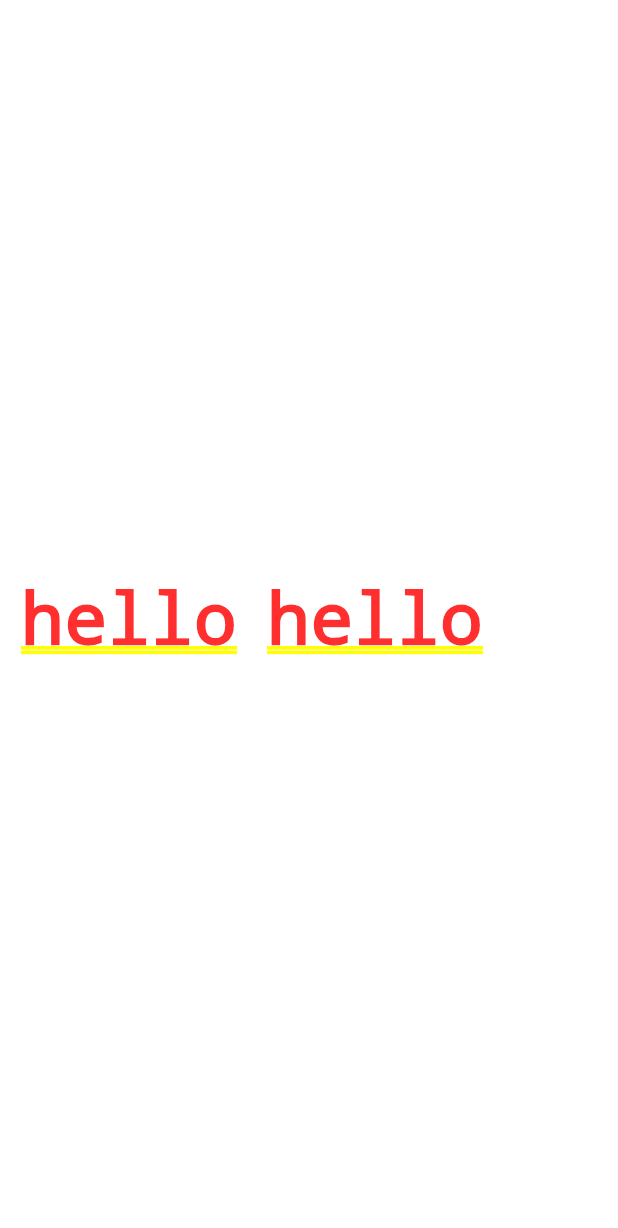
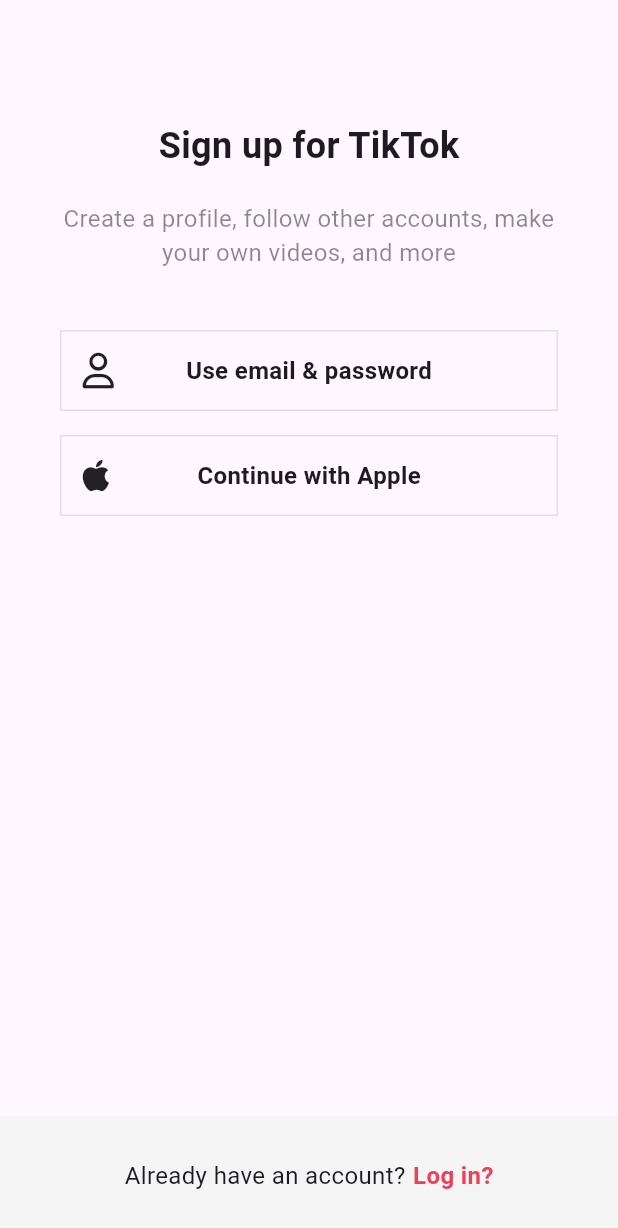
Before and after one commit to dlwls5201/tiktok_clone, a Flutter app: the screen it shows after launch, on a phone screen of 412 x 824 dp. Shown: the top 1228 px of the screen. Run offline on Flutter 3.47's test engine with Material 3 defaults, Android fonts, the phone set to English and light mode, and no system bars; our stand-ins replace font_awesome_flutter.

Commit message:
add login, sign up screen

```diff
--- /dev/null
+++ b/lib/features/authentication/sign_up_screen.dart
@@ -0,0 +1,84 @@
+import 'package:flutter/material.dart';
+import 'package:font_awesome_flutter/font_awesome_flutter.dart';
+import 'package:tiktok_clone/constants/Gaps.dart';
+import 'package:tiktok_clone/constants/sizes.dart';
+import 'package:tiktok_clone/features/authentication/login_screen.dart';
+import 'package:tiktok_clone/features/authentication/wigets/auth_button.dart';
+
+class SignUpScreen extends StatelessWidget {
+  const SignUpScreen({super.key});
+
+  void onLoginTab(BuildContext context) {
+    Navigator.of(context)
+        .push(MaterialPageRoute(builder: (context) => const LoginScreen()));
+  }
+
+  @override
+  Widget build(BuildContext context) {
+    return Scaffold(
+      body: const SafeArea(
+        child: Padding(
+          padding: EdgeInsets.symmetric(horizontal: Sizes.size40),
+          child: Column(
+            children: [
+              Gaps.v80,
+              Text(
+                style: TextStyle(
+                  fontSize: Sizes.size24,
+                  fontWeight: FontWeight.w700,
+                ),
+                "Sign up for TikTok",
+              ),
+              Gaps.v20,
+              Text(
+                style: TextStyle(
+                  fontSize: Sizes.size16,
+                  color: Colors.black45,
+                ),
+                textAlign: TextAlign.center,
+                "Create a profile, follow other accounts, make your own videos, and more",
+              ),
+              Gaps.v40,
+              AuthButton(
+                icon: FaIcon(FontAwesomeIcons.user),
+                text: "Use email & password",
+              ),
+              Gaps.v16,
+              AuthButton(
+                icon: FaIcon(FontAwesomeIcons.apple),
+                text: "Continue with Apple",
+              ),
+            ],
+          ),
+        ),
+      ),
+      bottomNavigationBar: BottomAppBar(
+        color: Colors.grey.shade100,
+        elevation: 0,
+        child: Row(
+          mainAxisAlignment: MainAxisAlignment.center,
+          children: [
+            const Text(
+              style: TextStyle(
+                fontSize: Sizes.size16,
+              ),
+              "Already have an account?",
+            ),
+            Gaps.h5,
+            GestureDetector(
+              onTap: () => onLoginTab(context),
+              child: Text(
+                style: TextStyle(
+                  color: Theme.of(context).primaryColor,
+                  fontSize: Sizes.size16,
+                  fontWeight: FontWeight.w600,
+                ),
+                "Log in?",
+              ),
+            ),
+          ],
+        ),
+      ),
+    );
+  }
+}
--- /dev/null
+++ b/lib/features/authentication/wigets/auth_button.dart
@@ -0,0 +1,46 @@
+import 'package:flutter/material.dart';
+import 'package:font_awesome_flutter/font_awesome_flutter.dart';
+import 'package:tiktok_clone/constants/sizes.dart';
+
+class AuthButton extends StatelessWidget {
+  final String text;
+  final FaIcon icon;
+
+  const AuthButton({
+    super.key,
+    required this.text,
+    required this.icon,
+  });
+
+  @override
+  Widget build(BuildContext context) {
+    return FractionallySizedBox(
+      widthFactor: 1,
+      child: Container(
+        padding: const EdgeInsets.all(Sizes.size14),
+        decoration: BoxDecoration(
+            border: Border.all(
+          color: Colors.grey.shade300,
+          width: Sizes.size1,
+        )),
+        alignment: Alignment.center,
+        child: Stack(
+          alignment: Alignment.center,
+          children: [
+            Align(
+              alignment: Alignment.centerLeft,
+              child: icon,
+            ),
+            Text(
+              style: const TextStyle(
+                fontSize: Sizes.size16,
+                fontWeight: FontWeight.w600,
+              ),
+              text,
+            )
+          ],
+        ),
+      ),
+    );
+  }
+}
--- a/lib/main.dart
+++ b/lib/main.dart
@@ -1,7 +1,6 @@
 import 'package:flutter/material.dart';
-import 'package:tiktok_clone/constants/sizes.dart';
 
-import 'constants/Gaps.dart';
+import 'features/authentication/sign_up_screen.dart';
 
 void main() {
   runApp(const TikTokApp());
@@ -10,16 +9,6 @@ void main() {
 class TikTokApp extends StatelessWidget {
   const TikTokApp({super.key});
 
-  //home: Padding(
-  //         padding: const EdgeInsets.all(Sizes.size14),
-  //         child: Container(
-  //           child: Row(children: const [
-  //             Text('hello'),
-  //             Gaps.h20,
-  //             Text('hello'),
-  //           ]),
-  //         ),
-  //       ),
   @override
   Widget build(BuildContext context) {
     return MaterialApp(
@@ -28,12 +17,7 @@ class TikTokApp extends StatelessWidget {
         primaryColor: const Color(0xFFE9435A),
         useMaterial3: true,
       ),
-      home: const Padding(
-        padding: EdgeInsets.all(Sizes.size14),
-        child: Row(
-          children: [Text("hello"), Gaps.h20, Text("hello")],
-        ),
-      ),
+      home: const SignUpScreen(),
     );
   }
 }
--- a/pubspec.yaml
+++ b/pubspec.yaml
@@ -35,6 +35,8 @@ dependencies:
   # The following adds the Cupertino Icons font to your application.
   # Use with the CupertinoIcons class for iOS style icons.
   cupertino_icons: ^1.0.6
+
+  font_awesome_flutter: ^10.7.0
 
 dev_dependencies:
   flutter_test:
```
Also changed, not shown: lib/features/authentication/login_screen.dart (added, +82 -0 lines), pubspec.lock.
